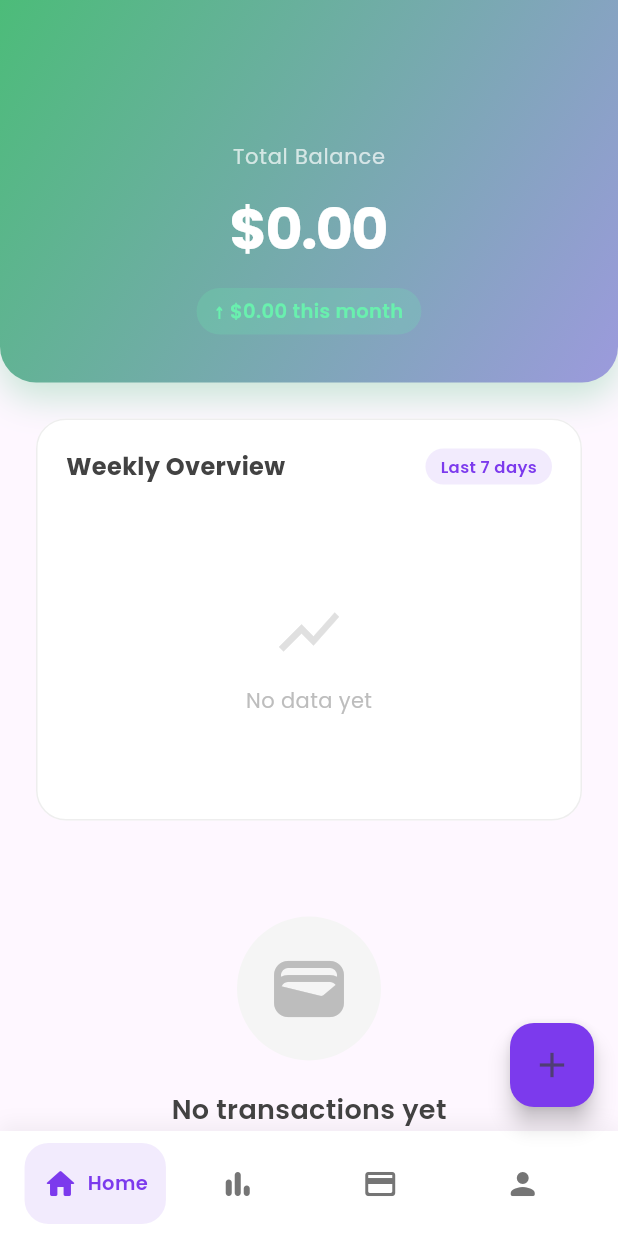
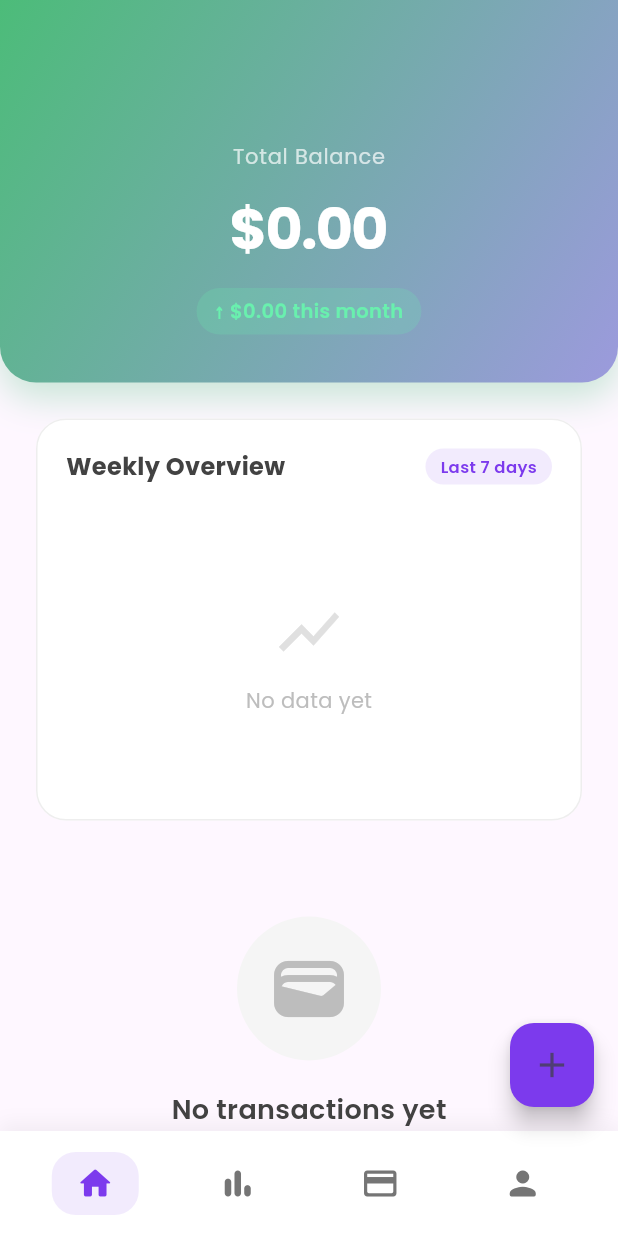
Before and after one commit to adamnymy/drywallet-apk, a Flutter app: the screen it shows after launch, on a phone screen of 412 x 824 dp. Run offline on Flutter 3.47's test engine with Material 3 defaults, Android fonts, the phone set to English and light mode, and no system bars; our stand-ins replace fl_chart, flutter_svg, google_fonts.

Commit message:
remove title on navbar

```diff
--- a/lib/widgets/bottom_nav_bar.dart
+++ b/lib/widgets/bottom_nav_bar.dart
@@ -139,47 +139,22 @@ class _NavBarItemState extends State<_NavBarItem>
           child: AnimatedContainer(
             duration: const Duration(milliseconds: 300),
             curve: Curves.easeInOut,
-            padding: const EdgeInsets.symmetric(horizontal: 12, vertical: 8),
+            padding: const EdgeInsets.symmetric(horizontal: 16, vertical: 8),
             decoration: BoxDecoration(
               color: widget.isSelected
                   ? primaryColor.withValues(alpha: 0.1)
                   : Colors.transparent,
               borderRadius: BorderRadius.circular(16),
             ),
-            child: Row(
-              mainAxisSize: MainAxisSize.min,
-              mainAxisAlignment: MainAxisAlignment.center,
-              children: [
-                ScaleTransition(
+            child: ScaleTransition(
               scale: widget.isSelected
                   ? _iconScaleAnimation
                   : const AlwaysStoppedAnimation(1.0),
               child: Icon(
                 widget.icon,
                 color: widget.isSelected ? primaryColor : Colors.grey[600],
-                    size: 24,
+                size: 26,
               ),
-                ),
-                AnimatedContainer(
-                  duration: const Duration(milliseconds: 300),
-                  curve: Curves.easeInOut,
-                  width: widget.isSelected ? 6 : 0,
-                ),
-                AnimatedSize(
-                  duration: const Duration(milliseconds: 300),
-                  curve: Curves.easeInOut,
-                  child: widget.isSelected
-                      ? Text(
-                          widget.label,
-                          style: TextStyle(
-                            color: primaryColor,
-                            fontWeight: FontWeight.w600,
-                            fontSize: 13,
-                          ),
-                        )
-                      : const SizedBox.shrink(),
-                ),
-              ],
             ),
           ),
         ),
```
Lines whose indentation alone changed are shown as unchanged.
